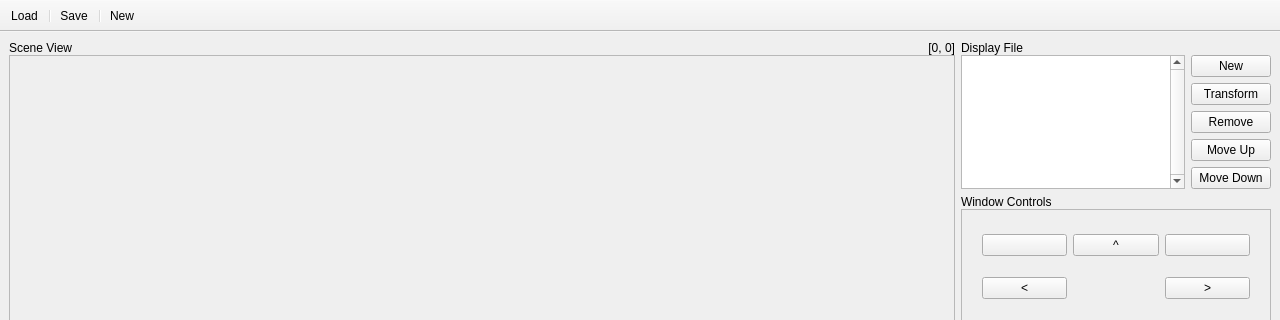
Old version of the form data/main.ui in the repository RamAddict/Interactive-Graphical-System; both pictures show x 0 to 1280 and y 0 to 320 of the 1280 by 720 pixel window.
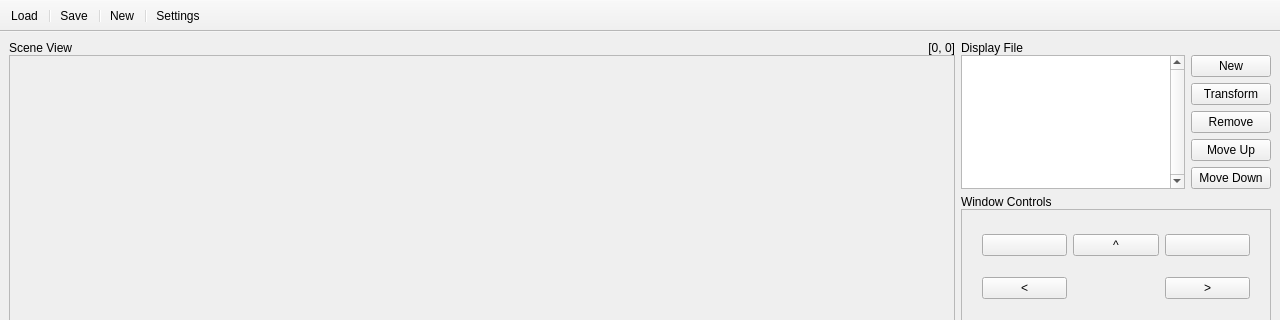
New version of the form. The open tabs and pages were chosen to show the change. Icons and pictures are not drawn.

Commit message: Add settings to choose line clipping algo

The edit to the form file:
```diff
--- a/data/main.ui
+++ b/data/main.ui
@@ -973,6 +973,8 @@
    <addaction name="actionSave"/>
    <addaction name="separator"/>
    <addaction name="actionNew"/>
+   <addaction name="separator"/>
+   <addaction name="actionSettings"/>
   </widget>
   <action name="actionSave">
    <property name="text">
@@ -989,6 +991,11 @@
     <string>New</string>
    </property>
   </action>
+  <action name="actionSettings">
+   <property name="text">
+    <string>Settings</string>
+   </property>
+  </action>
  </widget>
  <resources/>
  <connections/>
```
Left out of the diff: 4 changed lines with no effect on the pictures. The commit also changes 4 other files.
